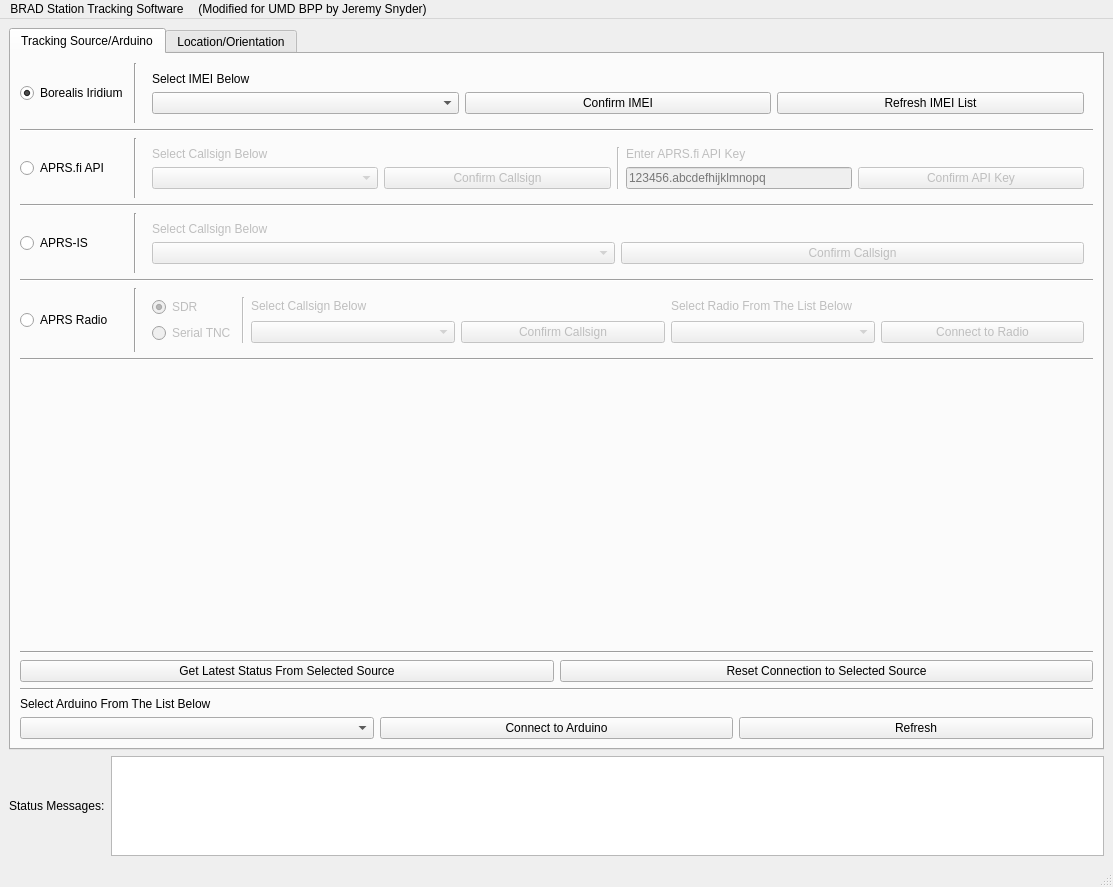
First picture: the form in designerFiles/Ground_Station_GUI.ui, repository UMDBPP/NEBP-Ground-Station-Tracker, before the edit.
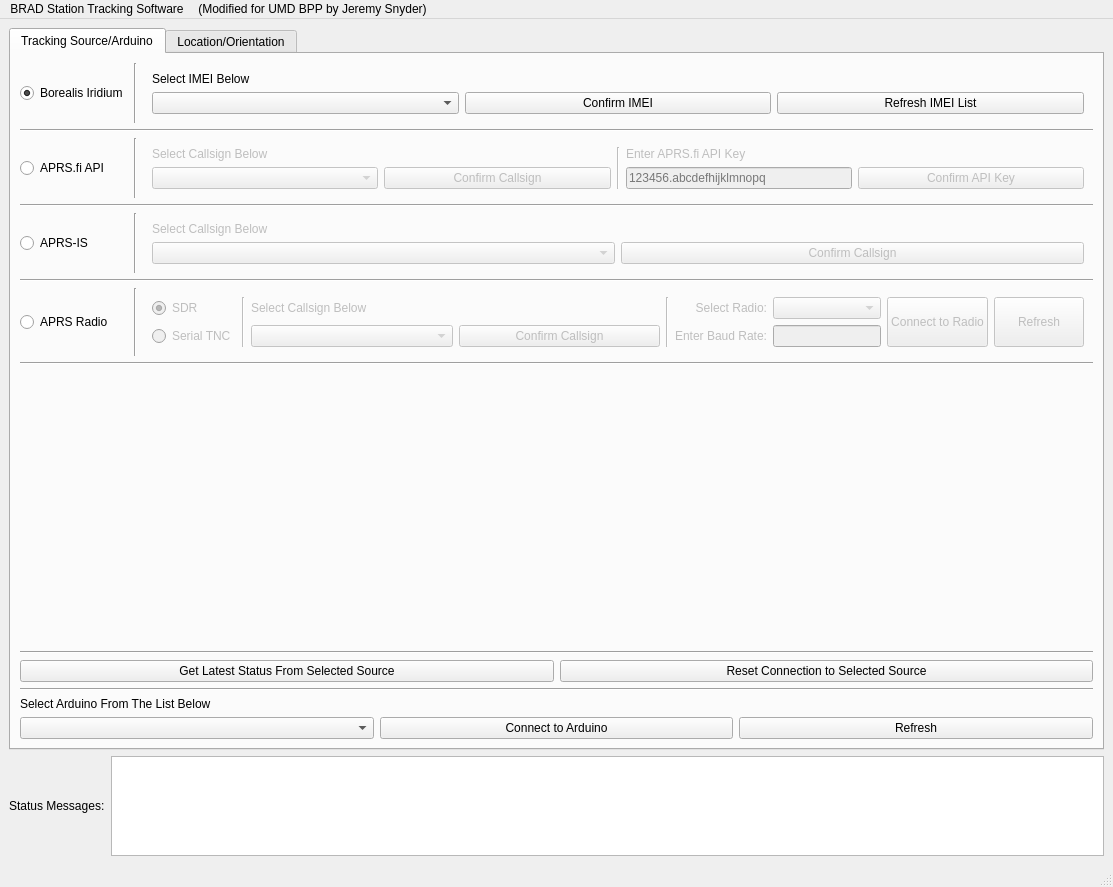
Second picture: the form after the edit.

Commit message: Replace Balloon_Coordinates threading with multiprocessing, implement serial TNC support, update GUI

What changed in the file:
```diff
--- a/designerFiles/Ground_Station_GUI.ui
+++ b/designerFiles/Ground_Station_GUI.ui
@@ -408,9 +408,6 @@
             <layout class="QGridLayout" name="gridLayout_3">
              <item row="1" column="0">
               <widget class="QRadioButton" name="APRS_Radio_radioButton_Serial">
-               <property name="enabled">
-                <bool>false</bool>
-               </property>
                <property name="sizePolicy">
                 <sizepolicy hsizetype="Fixed" vsizetype="Fixed">
                  <horstretch>0</horstretch>
@@ -454,6 +451,86 @@
                </property>
               </widget>
              </item>
+             <item row="0" column="7" rowspan="2">
+              <widget class="QWidget" name="APRS_Radio_widget_Radio" native="true">
+               <property name="enabled">
+                <bool>false</bool>
+               </property>
+               <layout class="QGridLayout" name="gridLayout_4">
+                <property name="leftMargin">
+                 <number>0</number>
+                </property>
+                <property name="topMargin">
+                 <number>0</number>
+                </property>
+                <property name="rightMargin">
+                 <number>0</number>
+                </property>
+                <property name="bottomMargin">
+                 <number>0</number>
+                </property>
+                <item row="2" column="1">
+                 <widget class="QLabel" name="APRS_Radio_label_EnterBaudrate">
+                  <property name="text">
+                   <string>Enter Baud Rate:</string>
+                  </property>
+                  <property name="alignment">
+                   <set>Qt::AlignRight|Qt::AlignTrailing|Qt::AlignVCenter</set>
+                  </property>
+                 </widget>
+                </item>
+                <item row="2" column="2">
+                 <widget class="QLineEdit" name="APRS_Radio_lineEdit_Baudrate">
+                  <property name="sizePolicy">
+                   <sizepolicy hsizetype="Preferred" vsizetype="Fixed">
+                    <horstretch>0</horstretch>
+                    <verstretch>0</verstretch>
+                   </sizepolicy>
+                  </property>
+                 </widget>
+                </item>
+                <item row="1" column="2">
+                 <widget class="QComboBox" name="APRS_Radio_comboBox_COMPort"/>
+                </item>
+                <item row="1" column="1">
+                 <widget class="QLabel" name="APRS_Radio_label_SelectRadio">
+                  <property name="text">
+                   <string>Select Radio:</string>
+                  </property>
+                  <property name="alignment">
+                   <set>Qt::AlignRight|Qt::AlignTrailing|Qt::AlignVCenter</set>
+                  </property>
+                 </widget>
+                </item>
+                <item row="1" column="5" rowspan="2">
+                 <widget class="QPushButton" name="APRS_Radio_button_refreshCOMPorts">
+                  <property name="sizePolicy">
+                   <sizepolicy hsizetype="Minimum" vsizetype="Preferred">
+                    <horstretch>0</horstretch>
+                    <verstretch>0</verstretch>
+                   </sizepolicy>
+                  </property>
+                  <property name="text">
+                   <string>Refresh</string>
+                  </property>
+                 </widget>
+                </item>
+                <item row="1" column="4" rowspan="2">
+                 <widget class="QPushButton" name="APRS_Radio_button_ConnectRadio">
+                  <property name="sizePolicy">
+                   <sizepolicy hsizetype="Minimum" vsizetype="Preferred">
+                    <horstretch>0</horstretch>
+                    <verstretch>0</verstretch>
+                   </sizepolicy>
+                  </property>
+                  <property name="text">
+                   <string>Connect to Radio</string>
+                  </property>
+                 </widget>
+                </item>
+               </layout>
+              </widget>
+             </item>
              <item row="0" column="4" rowspan="2">
               <layout class="QGridLayout" name="APRS_Radio_grid_Callsign">
                <item row="1" column="1">
@@ -482,41 +559,10 @@
               </layout>
              </item>
              <item row="0" column="5" rowspan="2">
-              <widget class="QWidget" name="APRS_Radio_widget_Radio" native="true">
-               <property name="enabled">
-                <bool>false</bool>
+              <widget class="Line" name="line_27">
+               <property name="orientation">
+                <enum>Qt::Vertical</enum>
                </property>
-               <layout class="QGridLayout" name="gridLayout_4">
-                <property name="leftMargin">
-                 <number>0</number>
-                </property>
-                <property name="topMargin">
-                 <number>0</number>
-                </property>
-                <property name="rightMargin">
-                 <number>0</number>
-                </property>
-                <property name="bottomMargin">
-                 <number>0</number>
-                </property>
-                <item row="1" column="1">
-                 <widget class="QLabel" name="APRS_Radio_label_SelectRadio">
-                  <property name="text">
-                   <string>Select Radio From The List Below</string>
-                  </property>
-                 </widget>
-                </item>
-                <item row="2" column="1">
-                 <widget class="QComboBox" name="APRS_Radio_comboBox_COMPort"/>
-                </item>
-                <item row="2" column="2">
-                 <widget class="QPushButton" name="APRS_Radio_button_ConnectRadio">
-                  <property name="text">
-                   <string>Connect to Radio</string>
-                  </property>
-                 </widget>
-                </item>
-               </layout>
               </widget>
              </item>
             </layout>
```
Left out of the diff: 46 changed lines with no effect on the pictures. The commit also changes 3 other files.
